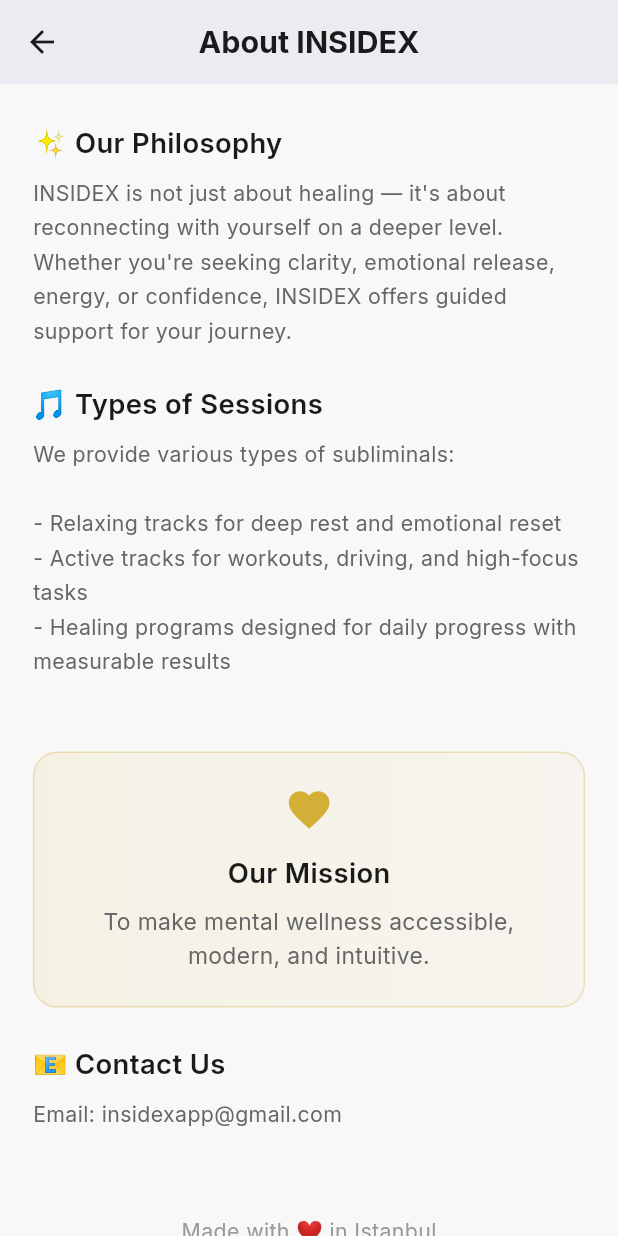
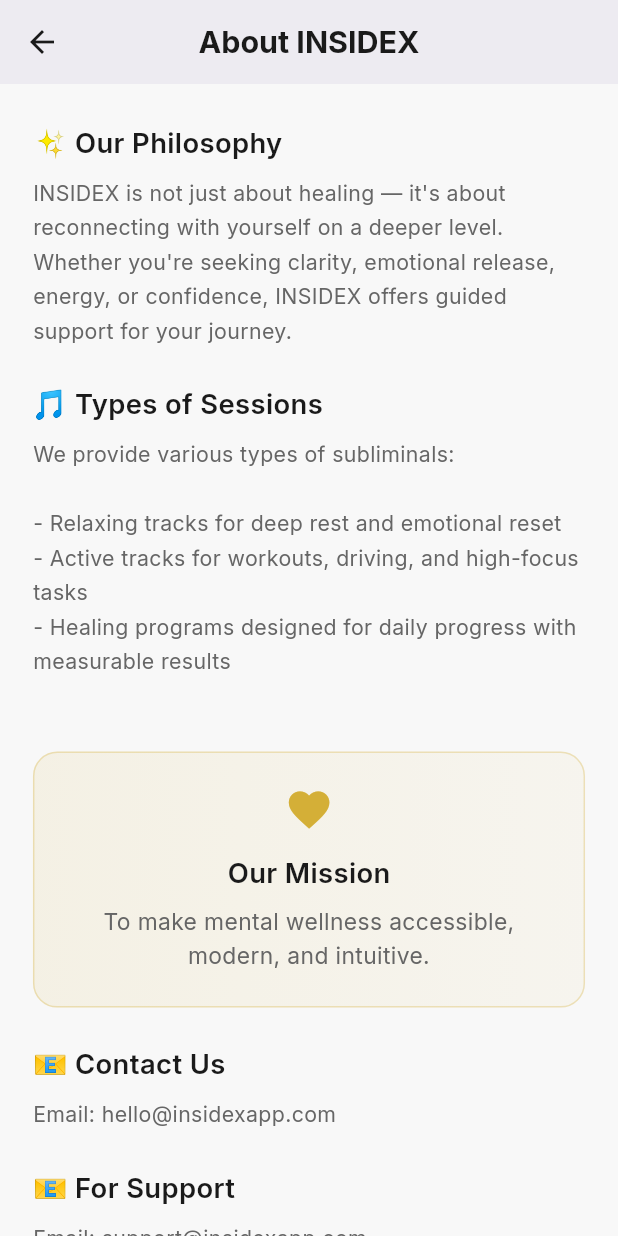
Before and after one commit to ParvinT/insidex_app, a Flutter app: the AboutScreen screen opened by its route, scrolled down 576 dp, on a phone screen of 412 x 824 dp. Run offline on Flutter 3.47's test engine with Material 3 defaults, Android fonts, the phone set to English and light mode, and no system bars; our stand-ins replace cached_network_image, cloud_firestore, cloud_functions, file_picker, firebase_analytics, firebase_auth and 10 more; accounts and stored records are empty; generated files the repository leaves out were written again.

Commit message:
small update for about screen

```diff
--- a/lib/features/legal/about_screen.dart
+++ b/lib/features/legal/about_screen.dart
@@ -163,7 +163,12 @@ class AboutScreen extends StatelessWidget {
             // Contact
             _buildSection(
               title: '📧 Contact Us',
-              content: 'Email: insidexapp@gmail.com',
+              content: 'Email: hello@insidexapp.com',
+            ),
+            //Support
+            _buildSection(
+              title: '📧 For Support',
+              content: 'Email: support@insidexapp.com',
             ),
 
             SizedBox(height: 32.h),
```
